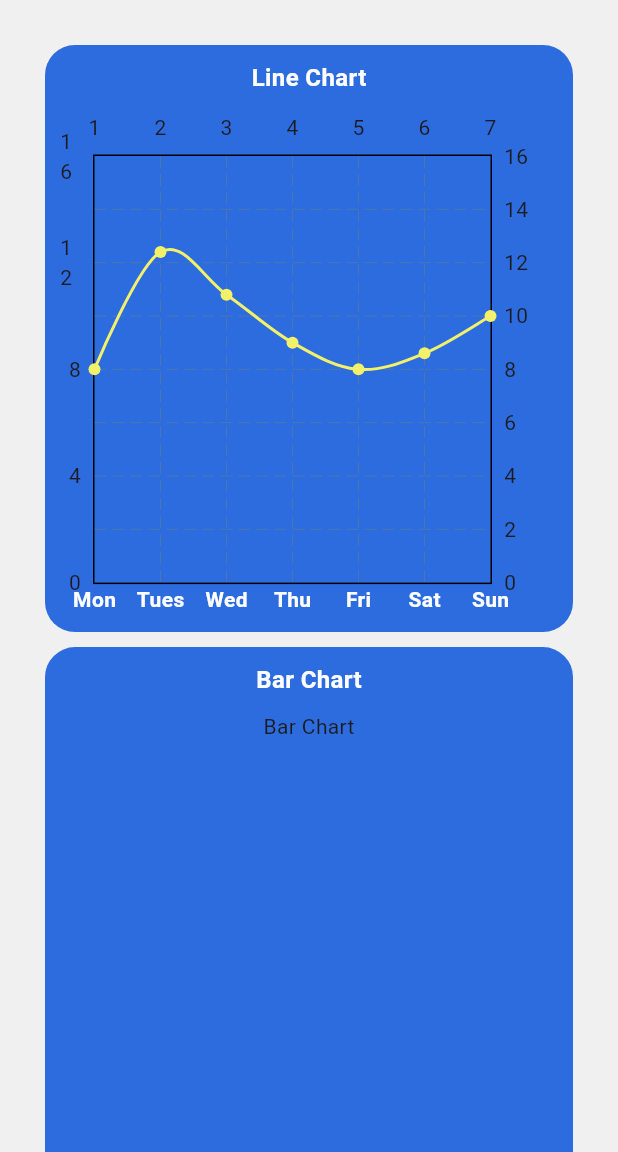
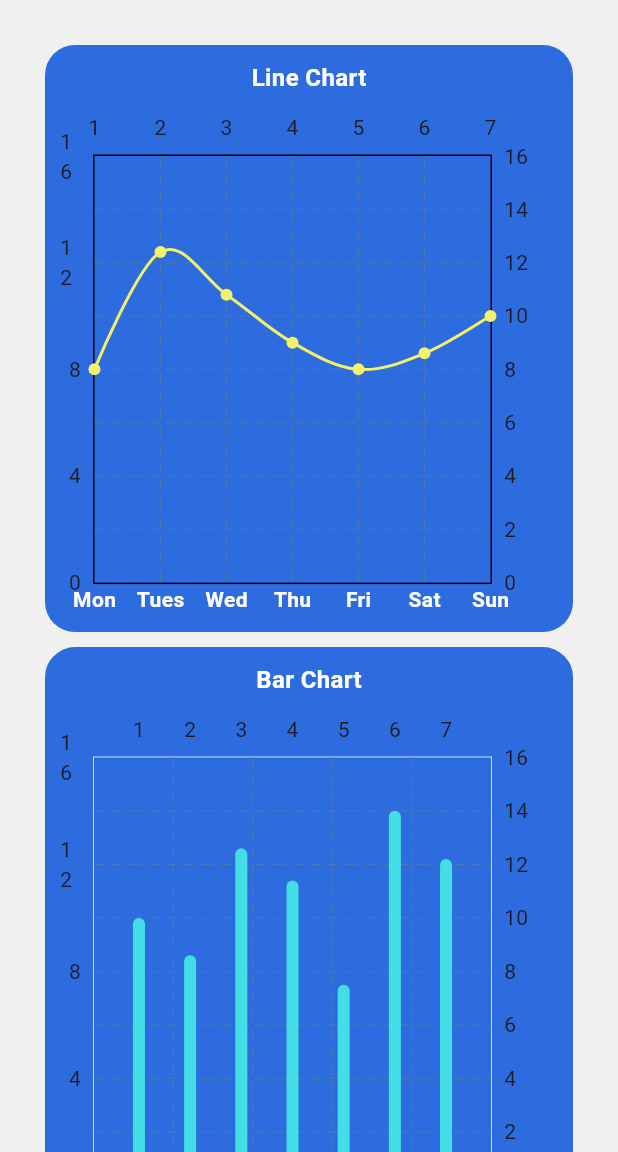
Before and after one commit to Revers-BR/chart_tutorial_fllutter, a Flutter app: the screen it shows after launch, on a phone screen of 412 x 824 dp, the part 84-1236 px from its top. Run offline on Flutter 3.47's test engine with Material 3 defaults, Android fonts, the phone set to English and light mode, and no system bars; drawn by our look-alikes of fl_chart.

Commit message:
Adicionado grafico de barra

```diff
--- a/lib/chart/bar_chart.dart
+++ b/lib/chart/bar_chart.dart
@@ -1,3 +1,5 @@
+import 'package:chart_tutorial/chart_data/bar_chart_data.dart';
+import 'package:fl_chart/fl_chart.dart';
 import 'package:flutter/material.dart';
 
 class BarChartContent extends StatelessWidget {
@@ -5,6 +7,93 @@ class BarChartContent extends StatelessWidget {
 
   @override
   Widget build(BuildContext context) {
-    return Text('Bar Chart');
+    return BarChart(
+      BarChartData(
+        maxY: 16,
+        barGroups: barChartGroupData,
+        titlesData: FlTitlesData(
+          bottomTitles: AxisTitles(
+            sideTitles: SideTitles(
+              showTitles: true,
+              getTitlesWidget: (value, meta) {
+                switch (value.toInt()) {
+                  case 1:
+                    return Text(
+                      'Mon',
+                      style: TextStyle(
+                        color: Colors.white,
+                        fontSize: 14,
+                        fontWeight: FontWeight.bold,
+                      ),
+                    );
+                  case 2:
+                    return Text(
+                      'Tues',
+                      style: TextStyle(
+                        color: Colors.white,
+                        fontSize: 14,
+                        fontWeight: FontWeight.bold,
+                      ),
+                    );
+                  case 3:
+                    return Text(
+                      'Wed',
+                      style: TextStyle(
+                        color: Colors.white,
+                        fontSize: 14,
+                        fontWeight: FontWeight.bold,
+                      ),
+                    );
+                  case 4:
+                    return Text(
+                      'Thu',
+                      style: TextStyle(
+                        color: Colors.white,
+                        fontSize: 14,
+                        fontWeight: FontWeight.bold,
+                      ),
+                    );
+                  case 5:
+                    return Text(
+                      'Fri',
+                      style: TextStyle(
+                        color: Colors.white,
+                        fontSize: 14,
+                        fontWeight: FontWeight.bold,
+                      ),
+                    );
+                  case 6:
+                    return Text(
+                      'Sat',
+                      style: TextStyle(
+                        color: Colors.white,
+                        fontSize: 14,
+                        fontWeight: FontWeight.bold,
+                      ),
+                    );
+                  case 7:
+                    return Text(
+                      'Sun',
+                      style: TextStyle(
+                        color: Colors.white,
+                        fontSize: 14,
+                        fontWeight: FontWeight.bold,
+                      ),
+                    );
+                  default:
+                    return Text('');
+                }
+              },
+            ),
+          ),
+          leftTitles: AxisTitles(
+            sideTitles: SideTitles(interval: 4, showTitles: true),
+          ),
+        ),
+        borderData: FlBorderData(
+          border: Border.all(color: Colors.white, width: 0.5),
+        ),
+      ),
+    );
   }
 }
--- /dev/null
+++ b/lib/chart_data/bar_chart_data.dart
@@ -0,0 +1,33 @@
+import 'package:fl_chart/fl_chart.dart';
+import 'package:flutter/services.dart';
+
+List<BarChartGroupData> barChartGroupData = [
+  BarChartGroupData(
+    x: 1,
+    barRods: [BarChartRodData(toY: 10, color: Color(0xff43dde6))],
+  ),
+  BarChartGroupData(
+    x: 2,
+    barRods: [BarChartRodData(toY: 8.6, color: Color(0xff43dde6))],
+  ),
+  BarChartGroupData(
+    x: 3,
+    barRods: [BarChartRodData(toY: 12.6, color: Color(0xff43dde6))],
+  ),
+  BarChartGroupData(
+    x: 4,
+    barRods: [BarChartRodData(toY: 11.4, color: Color(0xff43dde6))],
+  ),
+  BarChartGroupData(
+    x: 5,
+    barRods: [BarChartRodData(toY: 7.5, color: Color(0xff43dde6))],
+  ),
+  BarChartGroupData(
+    x: 6,
+    barRods: [BarChartRodData(toY: 14, color: Color(0xff43dde6))],
+  ),
+  BarChartGroupData(
+    x: 7,
+    barRods: [BarChartRodData(toY: 12.2, color: Color(0xff43dde6))],
+  ),
+];
```
